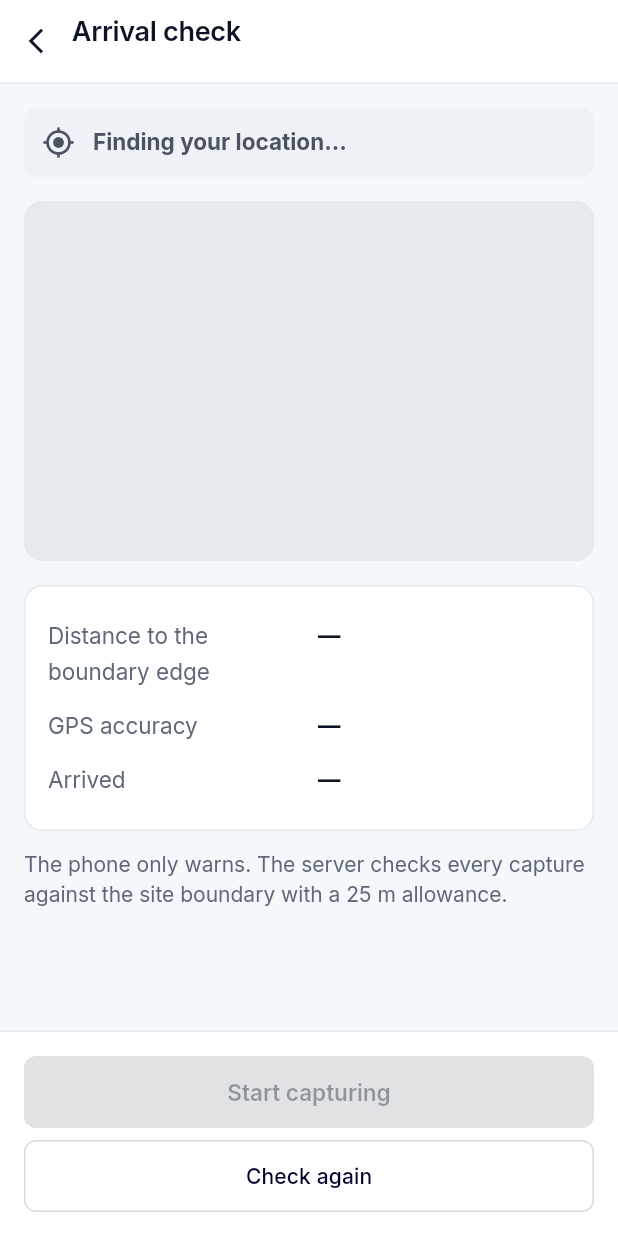
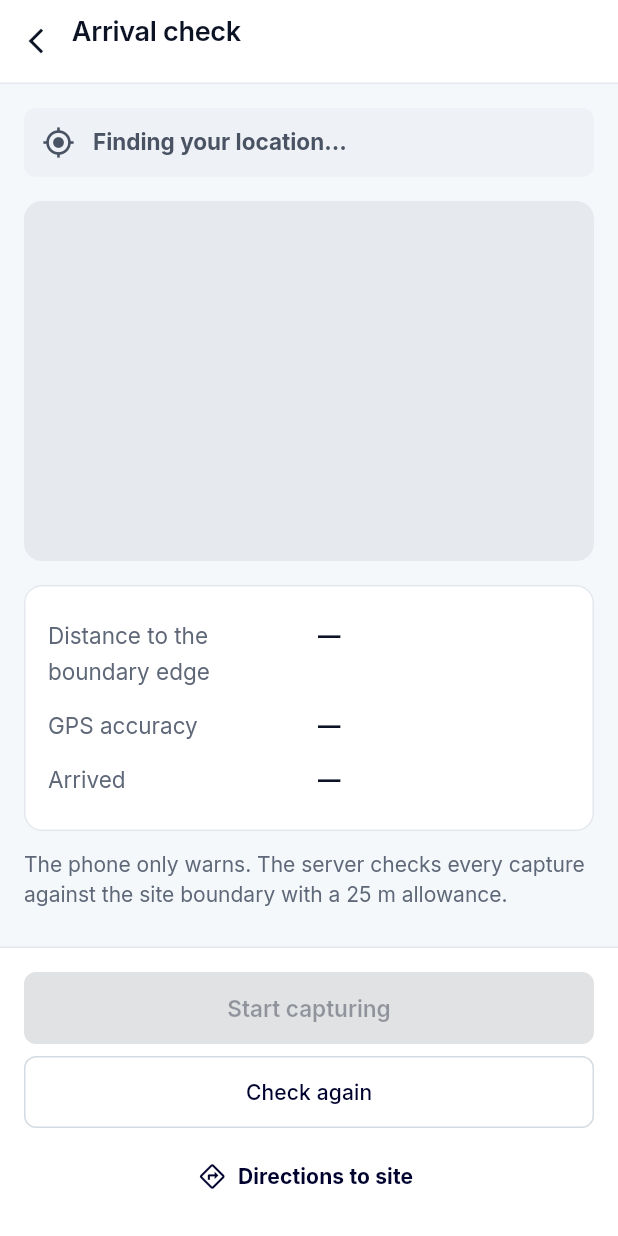
Before and after one commit to costechHQ/iBackHome, a Flutter app: the ArrivalScreen screen opened directly with empty values, on a phone screen of 412 x 824 dp. Run offline on Flutter 3.47's test engine with Material 3 defaults, Android fonts, the phone set to English and light mode, and no system bars; our stand-ins replace camera, connectivity_plus, dio, flutter_riverpod, flutter_secure_storage, geolocator and 2 more; accounts and stored records are empty.

Commit message:
feat(mobile): add Directions to site and Retake now for rejected captures
Co-Authored-By: Claude <noreply@anthropic.com>

```diff
--- a/mobile/lib/features/arrival_screen.dart
+++ b/mobile/lib/features/arrival_screen.dart
@@ -2,6 +2,7 @@ import 'package:flutter/material.dart';
 import 'package:flutter_riverpod/flutter_riverpod.dart';
 
 import '../core/capture_rules.dart';
+import '../core/directions.dart';
 import '../core/geo.dart';
 import '../core/location_tracker.dart';
 import '../core/wat.dart';
@@ -41,6 +42,13 @@ class _ArrivalScreenState extends ConsumerState<ArrivalScreen> {
       _arrivedAt = null;
       _tracker = LocationTracker(widget.target.fence)..start();
     });
+  }
+
+  /// "Directions to site": hands the middle of the boundary to the phone's maps app.
+  Future<void> _directions() async {
+    final (lat, lon) = Geo.centroid(widget.target.fence!);
+    final ok = await openDirections(lat, lon, label: widget.target.subtitle ?? widget.target.title);
+    if (!ok && mounted) showError(context, 'No maps app could open. The site is at ${lat.toStringAsFixed(5)}, ${lon.toStringAsFixed(5)}.');
   }
 
   @override
@@ -112,6 +120,13 @@ class _ArrivalScreenState extends ConsumerState<ArrivalScreen> {
                 child: Text(r.state == Readiness.readyOutside ? 'Capture anyway' : 'Start capturing'),
               ),
               OutlinedButton(onPressed: _again, child: const Text('Check again')),
+              if (widget.target.fence != null)
+                TextButton.icon(
+                  style: TextButton.styleFrom(minimumSize: const Size.fromHeight(48)),
+                  onPressed: _directions,
+                  icon: const Icon(Icons.directions_outlined),
+                  label: const Text('Directions to site', style: TextStyle(fontWeight: FontWeight.w700)),
+                ),
             ]);
           },
         ),
--- a/mobile/pubspec.yaml
+++ b/mobile/pubspec.yaml
@@ -48,6 +48,7 @@ dependencies:
   uuid: ^4.6.0
   permission_handler: 12.0.1
   intl: ^0.20.3
+  url_launcher: ^6.3.3
 
 dev_dependencies:
   flutter_test:
```
Also changed, not shown: mobile/lib/core/directions.dart (added, +15 -0 lines), mobile/lib/core/geo.dart (+9 -0 lines), mobile/lib/features/queue_screen.dart (+47 -1 lines), mobile/pubspec.lock, 2 other files.
